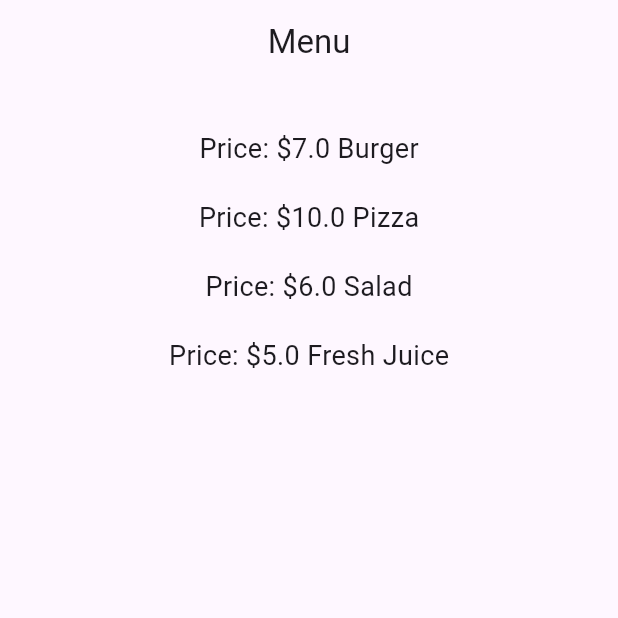
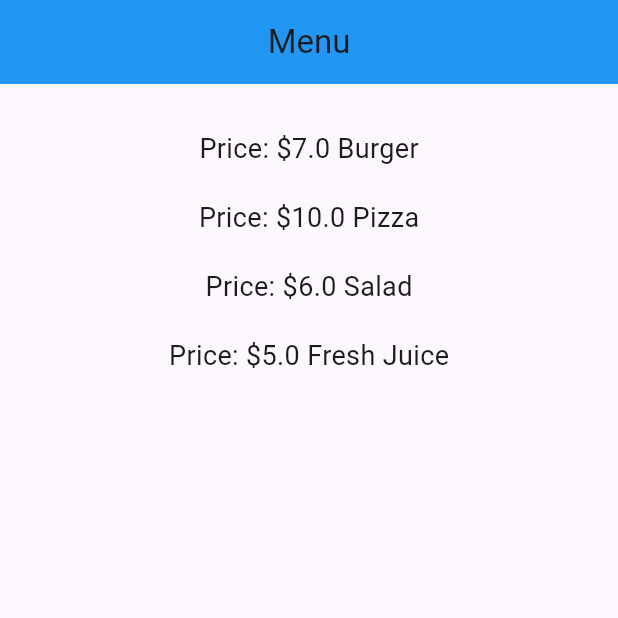
Before and after one commit to alichoumane/flutter_listview, a Flutter app: the screen it shows after launch, on a phone screen of 412 x 824 dp, the top half of it. Run offline on Flutter 3.47's test engine with Material 3 defaults, Android fonts, the phone set to English and light mode, and no system bars.

Commit message:
project upgrade

```diff
--- a/lib/home.dart
+++ b/lib/home.dart
@@ -15,6 +15,7 @@ class _HomeState extends State<Home> {
       appBar: AppBar(
         title: Text("Menu"),
         centerTitle: true,
+        backgroundColor: Colors.blue,
       ),
       body: ShowItems(),
     );
--- a/pubspec.yaml
+++ b/pubspec.yaml
@@ -1,4 +1,4 @@
-name: i3350_project5
+name: flutter_listview
 description: A new Flutter project.
 # The following line prevents the package from being accidentally published to
 # pub.dev using `flutter pub publish`. This is preferred for private packages.
```
Also changed, not shown: pubspec.lock, 2 other files.
